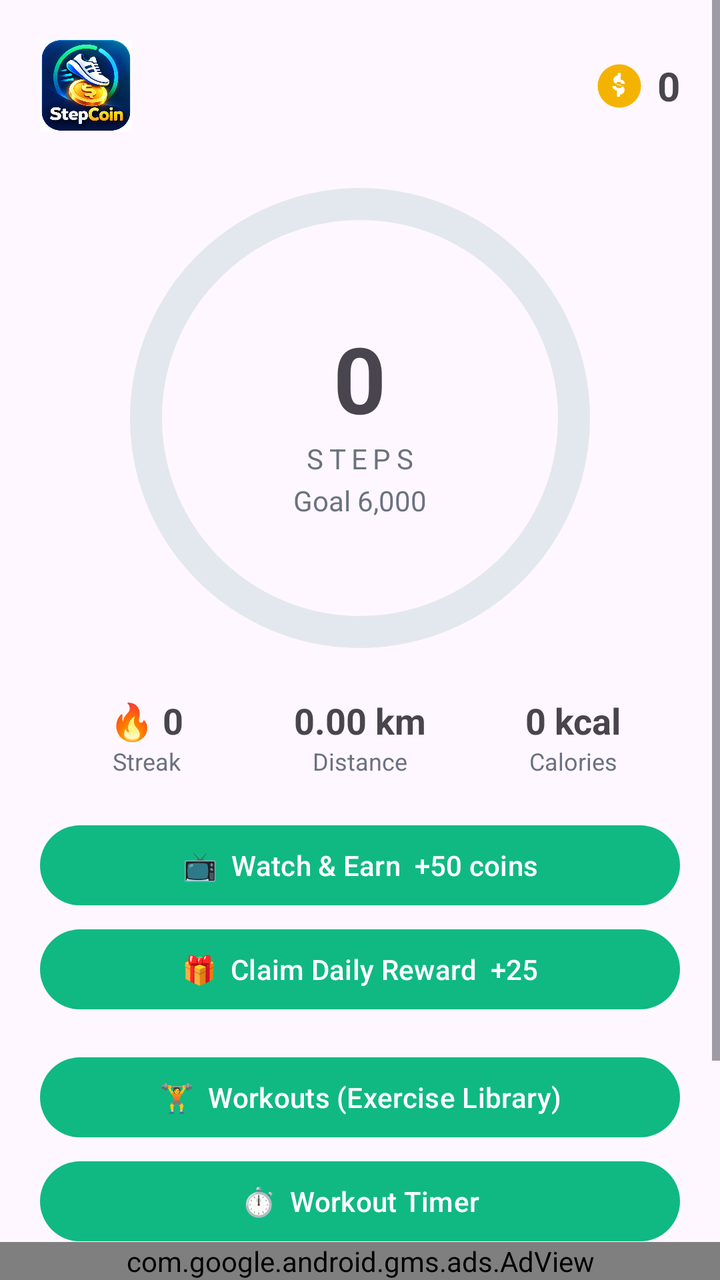
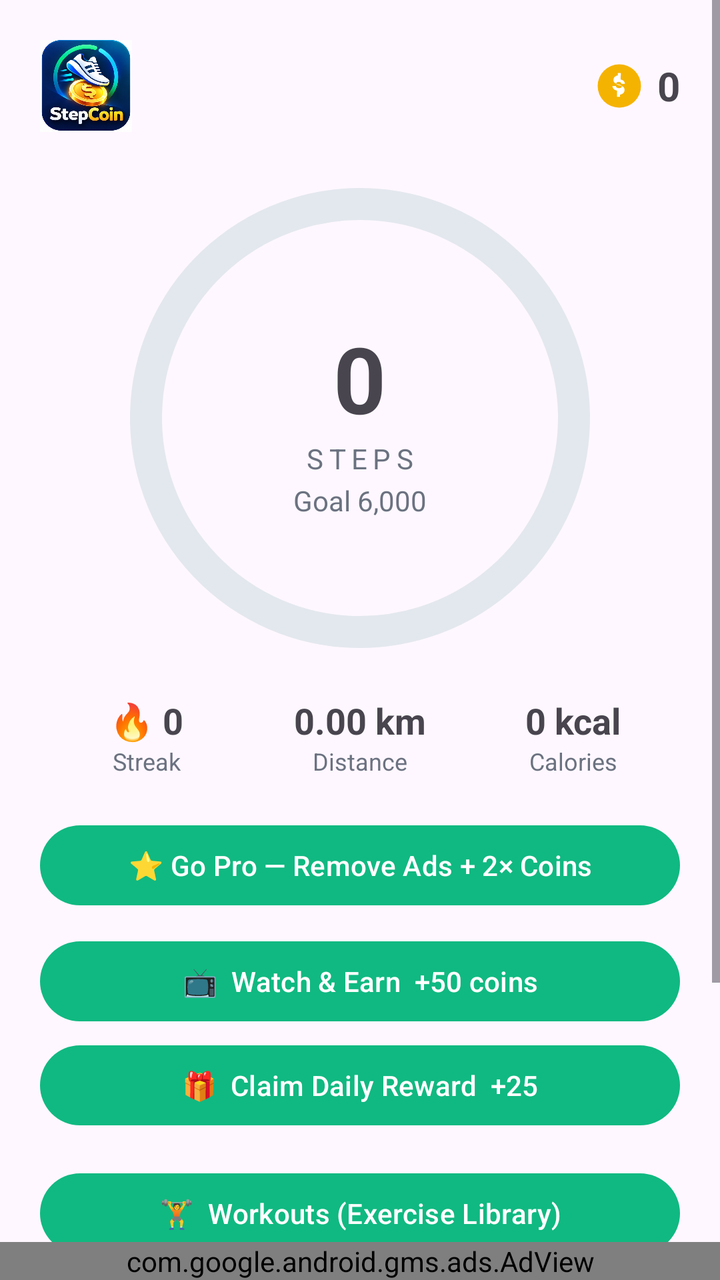

Compare the two renders of this Android layout. The source of the first and the diff that turns it into the second are given below.
<!-- AndroidManifest.xml: application theme Theme.StepCoin -->
<!-- res/layout/activity_main.xml -->
<?xml version="1.0" encoding="utf-8"?>
<LinearLayout xmlns:android="http://schemas.android.com/apk/res/android"
    xmlns:app="http://schemas.android.com/apk/res-auto"
    android:layout_width="match_parent"
    android:layout_height="match_parent"
    android:orientation="vertical">

    <ScrollView
        android:layout_width="match_parent"
        android:layout_height="0dp"
        android:layout_weight="1"
        android:fillViewport="true">

        <LinearLayout
            android:layout_width="match_parent"
            android:layout_height="wrap_content"
            android:orientation="vertical"
            android:padding="20dp">

            
            <LinearLayout
                android:layout_width="match_parent"
                android:layout_height="wrap_content"
                android:orientation="horizontal"
                android:gravity="center_vertical">

                <ImageView
                    android:layout_width="0dp"
                    android:layout_height="46dp"
                    android:layout_weight="1"
                    android:adjustViewBounds="true"
                    android:scaleType="fitStart"
                    android:src="@drawable/logo"
                    android:contentDescription="StepCoin" />

                <ImageView
                    android:layout_width="26dp"
                    android:layout_height="26dp"
                    android:src="@drawable/ic_coin"
                    android:contentDescription="coins" />

                <TextView
                    android:id="@+id/coinsTv"
                    android:layout_width="wrap_content"
                    android:layout_height="wrap_content"
                    android:text="0"
                    android:textSize="20sp"
                    android:textStyle="bold"
                    android:layout_marginStart="6dp" />
            </LinearLayout>

            
            <FrameLayout
                android:layout_width="match_parent"
                android:layout_height="wrap_content"
                android:layout_marginTop="24dp"
                android:layout_marginBottom="20dp">

                <com.google.android.material.progressindicator.CircularProgressIndicator
                    android:id="@+id/ring"
                    android:layout_width="wrap_content"
                    android:layout_height="wrap_content"
                    android:layout_gravity="center"
                    android:indeterminate="false"
                    app:indicatorColor="@color/primary"
                    app:trackColor="@color/track"
                    app:indicatorSize="230dp"
                    app:trackThickness="16dp"
                    app:trackCornerRadius="10dp" />

                <LinearLayout
                    android:layout_width="wrap_content"
                    android:layout_height="wrap_content"
                    android:layout_gravity="center"
                    android:orientation="vertical"
                    android:gravity="center">

                    <TextView
                        android:id="@+id/stepsTv"
                        android:layout_width="wrap_content"
                        android:layout_height="wrap_content"
                        android:text="0"
                        android:textSize="46sp"
                        android:textStyle="bold" />

                    <TextView
                        android:layout_width="wrap_content"
                        android:layout_height="wrap_content"
                        android:text="STEPS"
                        android:textColor="@color/muted"
                        android:letterSpacing="0.2" />

                    <TextView
                        android:id="@+id/goalTv"
                        android:layout_width="wrap_content"
                        android:layout_height="wrap_content"
                        android:text="Goal 6,000"
                        android:textColor="@color/muted"
                        android:layout_marginTop="2dp" />
                </LinearLayout>
            </FrameLayout>

            
            <LinearLayout
                android:layout_width="match_parent"
                android:layout_height="wrap_content"
                android:orientation="horizontal"
                android:layout_marginBottom="20dp">

                <LinearLayout
                    android:layout_width="0dp"
                    android:layout_height="wrap_content"
                    android:layout_weight="1"
                    android:orientation="vertical"
                    android:gravity="center">
                    <TextView android:id="@+id/streakTv" android:layout_width="wrap_content" android:layout_height="wrap_content" android:text="🔥 0" android:textSize="18sp" android:textStyle="bold" />
                    <TextView android:layout_width="wrap_content" android:layout_height="wrap_content" android:text="Streak" android:textColor="@color/muted" android:textSize="12sp" />
                </LinearLayout>

                <LinearLayout
                    android:layout_width="0dp"
                    android:layout_height="wrap_content"
                    android:layout_weight="1"
                    android:orientation="vertical"
                    android:gravity="center">
                    <TextView android:id="@+id/distTv" android:layout_width="wrap_content" android:layout_height="wrap_content" android:text="0.00 km" android:textSize="18sp" android:textStyle="bold" />
                    <TextView android:layout_width="wrap_content" android:layout_height="wrap_content" android:text="Distance" android:textColor="@color/muted" android:textSize="12sp" />
                </LinearLayout>

                <LinearLayout
                    android:layout_width="0dp"
                    android:layout_height="wrap_content"
                    android:layout_weight="1"
                    android:orientation="vertical"
                    android:gravity="center">
                    <TextView android:id="@+id/calTv" android:layout_width="wrap_content" android:layout_height="wrap_content" android:text="0 kcal" android:textSize="18sp" android:textStyle="bold" />
                    <TextView android:layout_width="wrap_content" android:layout_height="wrap_content" android:text="Calories" android:textColor="@color/muted" android:textSize="12sp" />
                </LinearLayout>
            </LinearLayout>

            <Button
                android:id="@+id/watchBtn"
                android:layout_width="match_parent"
                android:layout_height="wrap_content"
                android:text="📺  Watch &amp; Earn  +50 coins" />

            <Button
                android:id="@+id/dailyBtn"
                android:layout_width="match_parent"
                android:layout_height="wrap_content"
                android:layout_marginTop="4dp"
                android:text="🎁  Claim Daily Reward  +25" />

            <Button
                android:id="@+id/workoutsBtn"
                android:layout_width="match_parent"
                android:layout_height="wrap_content"
                android:layout_marginTop="16dp"
                android:text="🏋️  Workouts (Exercise Library)" />

            <Button
                android:id="@+id/timerBtn"
                android:layout_width="match_parent"
                android:layout_height="wrap_content"
                android:layout_marginTop="4dp"
                android:text="⏱️  Workout Timer" />

            <Button
                android:id="@+id/bmiBtn"
                android:layout_width="match_parent"
                android:layout_height="wrap_content"
                android:layout_marginTop="4dp"
                android:text="🧮  BMI Calculator" />

            <TextView
                android:layout_width="match_parent"
                android:layout_height="wrap_content"
                android:text="1,000 steps = 10 coins  ·  Reach goal = +100 coins"
                android:textColor="@color/muted"
                android:textSize="12sp"
                android:gravity="center"
                android:layout_marginTop="14dp" />
        </LinearLayout>
    </ScrollView>

    <com.google.android.gms.ads.AdView
        android:id="@+id/adView"
        xmlns:ads="http://schemas.android.com/apk/res-auto"
        android:layout_width="match_parent"
        android:layout_height="wrap_content"
        android:layout_gravity="center_horizontal"
        ads:adSize="BANNER"
        ads:adUnitId="ca-app-pub-3940256099942544/6300978111" />
</LinearLayout>
<!-- resources referenced by this layout -->
<resources>
  <color name="muted">#FF6B7280</color>
  <color name="primary">#10B981</color>
  <color name="track">#FFE3E8EE</color>
  <!-- drawable ic_coin (drawable) -->
  <vector xmlns:android="http://schemas.android.com/apk/res/android"
      android:width="48dp"
      android:height="48dp"
      android:viewportWidth="24"
      android:viewportHeight="24">
      <path
          android:fillColor="#F5B301"
          android:pathData="M12,2A10,10 0 1,0 12,22A10,10 0 1,0 12,2Z" />
      <path
          android:fillColor="#FFFFFF"
          android:pathData="M12.7,6h-1.4v1.1c-1.2,0.2 -2,1 -2,2.1c0,2.6 3.8,1.6 3.8,3c0,0.5 -0.5,0.8 -1.2,0.8c-0.9,0 -1.4,-0.4 -1.5,-1H8.8c0.1,1.2 0.9,1.9 2.1,2.1V17h1.4v-1c1.3,-0.2 2.1,-1 2.1,-2.2c0,-2.6 -3.8,-1.7 -3.8,-3c0,-0.4 0.4,-0.7 1.1,-0.7c0.8,0 1.2,0.4 1.3,0.9h1.6c-0.1,-1.1 -0.8,-1.8 -2,-2z" />
  </vector>
  <!-- drawable logo: png bitmap (drawable-nodpi, 335836 bytes) -->
  <style name="Theme.StepCoin" parent="Theme.Material3.DayNight.NoActionBar">
          <item name="colorPrimary">@color/primary</item>
          <item name="colorOnPrimary">@color/white</item>
      </style>
  <color name="white">#FFFFFFFF</color>
</resources>

<!-- the commit's change to res/layout/activity_main.xml (unified diff, before → after) -->
@@ -32,6 +32,17 @@
                     android:scaleType="fitStart"
                     android:src="@drawable/logo"
                     android:contentDescription="StepCoin" />
+
+                <TextView
+                    android:id="@+id/proBadge"
+                    android:layout_width="wrap_content"
+                    android:layout_height="wrap_content"
+                    android:text="⭐PRO"
+                    android:textStyle="bold"
+                    android:textColor="@color/coin"
+                    android:textSize="13sp"
+                    android:layout_marginEnd="10dp"
+                    android:visibility="gone" />
 
                 <ImageView
                     android:layout_width="26dp"
@@ -137,6 +148,14 @@
                     <TextView android:layout_width="wrap_content" android:layout_height="wrap_content" android:text="Calories" android:textColor="@color/muted" android:textSize="12sp" />
                 </LinearLayout>
             </LinearLayout>
+
+            
+            <Button
+                android:id="@+id/goProBtn"
+                android:layout_width="match_parent"
+                android:layout_height="wrap_content"
+                android:layout_marginBottom="10dp"
+                android:text="⭐ Go Pro — Remove Ads + 2× Coins" />
 
             <Button
                 android:id="@+id/watchBtn"
<!-- resource entries referenced after the edit -->
@@ -1,5 +1,6 @@
 <!-- resources referenced by this layout -->
 <resources>
+  <color name="coin">#F5B301</color>
   <color name="muted">#FF6B7280</color>
   <color name="primary">#10B981</color>
   <color name="track">#FFE3E8EE</color>
